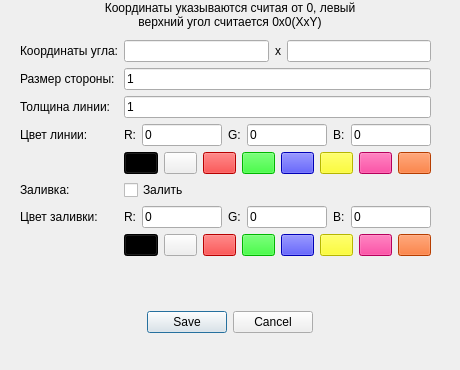
Above: labsC/cw2_V9/forms/createsquareform.ui from Jengle88/labs_etu before the change. Below: the same form after it.
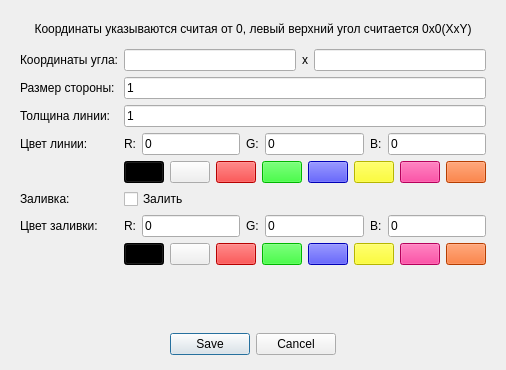
That is the form after the change.

Commit message: cw2: global refactoring, add layout, add comments

What changed in the file:
```diff
--- a/labsC/cw2_V9/forms/createsquareform.ui
+++ b/labsC/cw2_V9/forms/createsquareform.ui
@@ -10,37 +10,48 @@
     <height>370</height>
    </rect>
   </property>
+  <property name="sizePolicy">
+   <sizepolicy hsizetype="Fixed" vsizetype="Fixed">
+    <horstretch>0</horstretch>
+    <verstretch>0</verstretch>
+   </sizepolicy>
+  </property>
   <property name="windowTitle">
    <string>Нарисовать квадрат</string>
   </property>
-  <widget class="QDialogButtonBox" name="buttonBox">
-   <property name="geometry">
-    <rect>
-     <x>140</x>
-     <y>310</y>
-     <width>180</width>
-     <height>25</height>
-    </rect>
+  <layout class="QVBoxLayout" name="verticalLayout">
+   <property name="leftMargin">
+    <number>20</number>
    </property>
-   <property name="orientation">
-    <enum>Qt::Horizontal</enum>
+   <property name="topMargin">
+    <number>15</number>
    </property>
-   <property name="standardButtons">
-    <set>QDialogButtonBox::Cancel|QDialogButtonBox::Save</set>
+   <property name="rightMargin">
+    <number>20</number>
    </property>
-   <property name="centerButtons">
+   <property name="bottomMargin">
+    <number>15</number>
+   </property>
+   <item>
+    <widget class="QLabel" name="label_14">
+     <property name="sizePolicy">
+      <sizepolicy hsizetype="Preferred" vsizetype="Fixed">
+       <horstretch>0</horstretch>
+       <verstretch>0</verstretch>
+      </sizepolicy>
+     </property>
+     <property name="text">
+      <string>Координаты указываются считая от 0, левый верхний угол считается 0х0(XxY)</string>
+     </property>
+     <property name="alignment">
+      <set>Qt::AlignCenter</set>
+     </property>
+     <property name="wordWrap">
     <bool>true</bool>
    </property>
   </widget>
-  <widget class="QWidget" name="layoutWidget">
-   <property name="geometry">
-    <rect>
-     <x>20</x>
-     <y>40</y>
-     <width>411</width>
-     <height>251</height>
-    </rect>
-   </property>
+   </item>
+   <item>
    <layout class="QFormLayout" name="formLayout">
     <item row="0" column="0">
      <widget class="QLabel" name="label">
@@ -403,26 +414,21 @@
      </layout>
     </item>
    </layout>
-  </widget>
-  <widget class="QLabel" name="label_14">
-   <property name="geometry">
-    <rect>
-     <x>100</x>
-     <y>0</y>
-     <width>260</width>
-     <height>30</height>
-    </rect>
-   </property>
-   <property name="text">
-    <string>Координаты указываются считая от 0, левый верхний угол считается 0х0(XxY)</string>
-   </property>
-   <property name="alignment">
-    <set>Qt::AlignCenter</set>
-   </property>
-   <property name="wordWrap">
+   </item>
+   <item>
+    <widget class="QDialogButtonBox" name="buttonBox">
+     <property name="orientation">
+      <enum>Qt::Horizontal</enum>
+     </property>
+     <property name="standardButtons">
+      <set>QDialogButtonBox::Cancel|QDialogButtonBox::Save</set>
+     </property>
+     <property name="centerButtons">
     <bool>true</bool>
    </property>
   </widget>
+   </item>
+  </layout>
  </widget>
  <tabstops>
   <tabstop>xpos</tabstop>
```
Left out of the diff: 16 changed lines with no effect on the pictures. Lines whose indentation alone changed are shown as unchanged. The commit also changes 28 other files.
